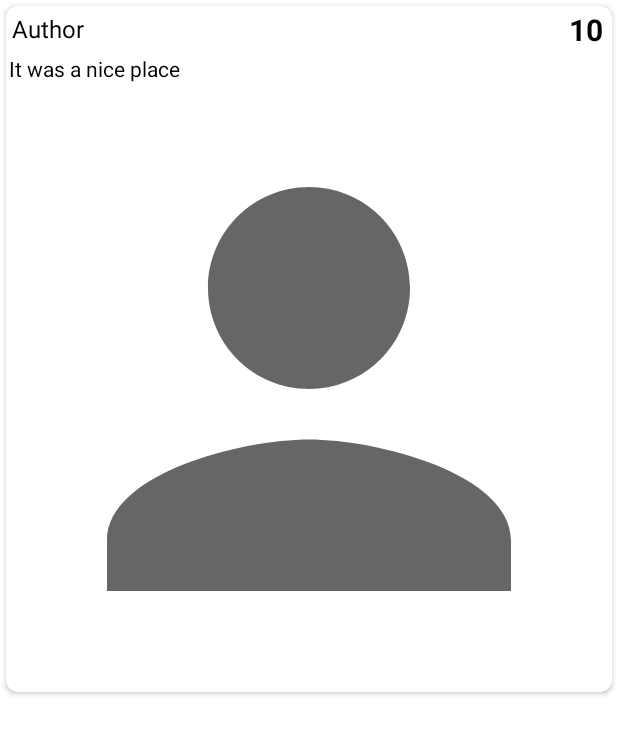
After one commit to FokaKefir/LinkHub, an Android app: the layout example_review.xml on its own in the app's theme, with its tools: preview values and no code run, on a phone screen of 412 x 824 dp. The commit adds this screen. Shown: the top 734 px of the screen. Run offline under Robolectric (Android 15) with nearby library versions, the phone set to English and light mode, and no system bars.

Commit message:
Working on reviews

```diff
--- a/app/src/main/AndroidManifest.xml
+++ b/app/src/main/AndroidManifest.xml
@@ -6,10 +6,8 @@
     <uses-permission android:name="android.permission.ACCESS_NETWORK_STATE" />
     <uses-permission android:name="android.permission.READ_EXTERNAL_STORAGE" />
 
-
-
-
     <application
+        android:usesCleartextTraffic="true"
         android:allowBackup="true"
         android:dataExtractionRules="@xml/data_extraction_rules"
         android:fullBackupContent="@xml/backup_rules"
--- a/app/src/main/java/com/fokakefir/linkhub/gui/activity/MainActivity.java
+++ b/app/src/main/java/com/fokakefir/linkhub/gui/activity/MainActivity.java
@@ -10,7 +10,7 @@ import android.view.Menu;
 import android.view.MenuItem;
 
 import com.fokakefir.linkhub.R;
-import com.fokakefir.linkhub.gui.fragment.PostsFragment;
+import com.fokakefir.linkhub.gui.fragment.HomeFragment;
 import com.fokakefir.linkhub.gui.fragment.SearchFragment;
 import com.fokakefir.linkhub.gui.fragment.UserFragment;
 import com.google.android.material.bottomnavigation.BottomNavigationView;
@@ -53,7 +53,7 @@ public class MainActivity extends AppCompatActivity implements BottomNavigationV
         this.searchFragments = new ArrayList<>();
         this.userFragments = new ArrayList<>();
 
-        this.homeFragments.add(new PostsFragment(this));
+        this.homeFragments.add(new HomeFragment(this));
         this.searchFragments.add(new SearchFragment(this));
         this.userFragments.add(new UserFragment(this));
 
@@ -97,7 +97,7 @@ public class MainActivity extends AppCompatActivity implements BottomNavigationV
         switch (item.getItemId()) {
             case R.id.nav_home:
                 selectedFragments = this.homeFragments;
-                selectedFragment = new PostsFragment(this);
+                selectedFragment = new HomeFragment(this);
                 break;
             case R.id.nav_search:
                 selectedFragments = this.searchFragments;
--- a/app/src/main/java/com/fokakefir/linkhub/gui/fragment/PostsFragment.java
+++ b/app/src/main/java/com/fokakefir/linkhub/gui/fragment/HomeFragment.java
@@ -15,7 +15,7 @@ import com.fokakefir.linkhub.logic.api.PlacesApi;
 import com.fokakefir.linkhub.model.Place;
 
 
-public class PostsFragment extends Fragment implements View.OnClickListener, PlacesApi.OnResponseListener {
+public class HomeFragment extends Fragment implements View.OnClickListener, PlacesApi.OnResponseListener {
 
 
     private MainActivity activity;
@@ -26,13 +26,13 @@ public class PostsFragment extends Fragment implements View.OnClickListener, Pla
 
     private PlacesApi placesApi;
 
-    public PostsFragment(MainActivity activity) {
+    public HomeFragment(MainActivity activity) {
         this.activity = activity;
     }
 
     @Override
     public View onCreateView(LayoutInflater inflater, ViewGroup container, Bundle savedInstanceState) {
-        this.view = inflater.inflate(R.layout.fragment_posts, container, false);
+        this.view = inflater.inflate(R.layout.fragment_home, container, false);
 
         this.btnSearch = view.findViewById(R.id.btn_search);
         this.btnSearch.setOnClickListener(this);
--- /dev/null
+++ b/app/src/main/res/drawable/baseline_add_24.xml
@@ -0,0 +1,5 @@
+<vector android:height="24dp" android:tint="#000000"
+    android:viewportHeight="24" android:viewportWidth="24"
+    android:width="24dp" xmlns:android="http://schemas.android.com/apk/res/android">
+    <path android:fillColor="@android:color/white" android:pathData="M19,13h-6v6h-2v-6H5v-2h6V5h2v6h6v2z"/>
+</vector>
--- a/app/src/main/res/layout/example_place.xml
+++ b/app/src/main/res/layout/example_place.xml
@@ -31,7 +31,7 @@
             android:layout_width="fill_parent"
             android:layout_height="wrap_content"
             android:src="@drawable/ic_baseline_user_24"
-            android:adjustViewBounds="true"/>
+            android:adjustViewBounds="true" />
 
         <TextView
             android:id="@+id/txt_Place_description"
--- /dev/null
+++ b/app/src/main/res/layout/example_review.xml
@@ -0,0 +1,54 @@
+<?xml version="1.0" encoding="utf-8"?>
+<androidx.cardview.widget.CardView xmlns:android="http://schemas.android.com/apk/res/android"
+    android:layout_width="match_parent"
+    android:layout_height="wrap_content"
+    xmlns:app="http://schemas.android.com/apk/res-auto"
+    app:cardCornerRadius="8dp"
+    android:layout_margin="4dp">
+
+    <RelativeLayout
+        android:layout_width="match_parent"
+        android:layout_height="match_parent" >
+
+        <TextView
+            android:id="@+id/txt_review_rate"
+            android:layout_width="wrap_content"
+            android:layout_height="wrap_content"
+            android:layout_alignParentEnd="true"
+            android:layout_marginTop="2dp"
+            android:layout_marginEnd="6dp"
+            android:text="10"
+            android:textColor="@color/black"
+            android:textSize="20sp"
+            android:textStyle="bold"/>
+
+        <TextView
+            android:id="@+id/txt_review_author"
+            android:layout_width="wrap_content"
+            android:layout_height="wrap_content"
+            android:layout_margin="4dp"
+            android:text="Author"
+            android:textColor="@color/black"
+            android:textSize="16sp"/>
+
+        <TextView
+            android:id="@+id/txt_review_comment"
+            android:layout_width="match_parent"
+            android:layout_height="wrap_content"
+            android:layout_below="@id/txt_review_author"
+            android:layout_margin="2dp"
+            android:text="It was a nice place"
+            android:textColor="@color/black"
+            android:textSize="14sp"/>
+
+        <ImageView
+            android:id="@+id/img_review"
+            android:layout_width="fill_parent"
+            android:layout_height="wrap_content"
+            android:layout_below="@id/txt_review_comment"
+            android:src="@drawable/ic_baseline_user_24"
+            android:adjustViewBounds="true" />
+
+    </RelativeLayout>
+
+</androidx.cardview.widget.CardView>
--- a/app/src/main/res/layout/fragment_posts.xml
+++ b/app/src/main/res/layout/fragment_home.xml
@@ -3,7 +3,7 @@
     xmlns:tools="http://schemas.android.com/tools"
     android:layout_width="match_parent"
     android:layout_height="match_parent"
-    tools:context=".gui.fragment.PostsFragment">
+    tools:context=".gui.fragment.HomeFragment">
 
     <Button
         android:id="@+id/btn_search"
--- a/app/src/main/res/values/colors.xml
+++ b/app/src/main/res/values/colors.xml
@@ -12,4 +12,8 @@
     <color name="orange">#FFA500</color>
     <color name="dark_orange">#FF8C00</color>
     <color name="light_gray">#F3F3F3FF</color>
+    <color name="green">#116530</color>
+    <color name="blue_green">#21B6A8</color>
+    <color name="neon_green">#A3EBB1</color>
+    <color name="kelly_green">#18A558</color>
 </resources>
--- a/app/src/main/res/values/themes.xml
+++ b/app/src/main/res/values/themes.xml
@@ -2,8 +2,8 @@
     <!-- Base application theme. -->
     <style name="Theme.LinkHub" parent="Theme.MaterialComponents.DayNight.DarkActionBar">
         <!-- Primary brand color. -->
-        <item name="colorPrimary">@color/purple_500</item>
-        <item name="colorPrimaryVariant">@color/purple_700</item>
+        <item name="colorPrimary">@color/kelly_green</item>
+        <item name="colorPrimaryVariant">@color/green</item>
         <item name="colorOnPrimary">@color/white</item>
         <!-- Secondary brand color. -->
         <item name="colorSecondary">@color/teal_200</item>
```
Also changed, not shown: app/src/main/java/com/fokakefir/linkhub/gui/fragment/ReviewFragment.java (added, +76 -0 lines), app/src/main/java/com/fokakefir/linkhub/gui/fragment/SearchFragment.java (+29 -3 lines), app/src/main/java/com/fokakefir/linkhub/gui/recyclerview/PlaceAdapter.java (+18 -5 lines), app/src/main/java/com/fokakefir/linkhub/gui/recyclerview/ReviewAdapter.java (added, +76 -0 lines), app/src/main/java/com/fokakefir/linkhub/logic/database/ReviewDatabaseManager.java (added, +50 -0 lines), app/src/main/java/com/fokakefir/linkhub/model/Review.java (added, +84 -0 lines), app/src/main/res/layout/fragment_review.xml (added, +44 -0 lines).
